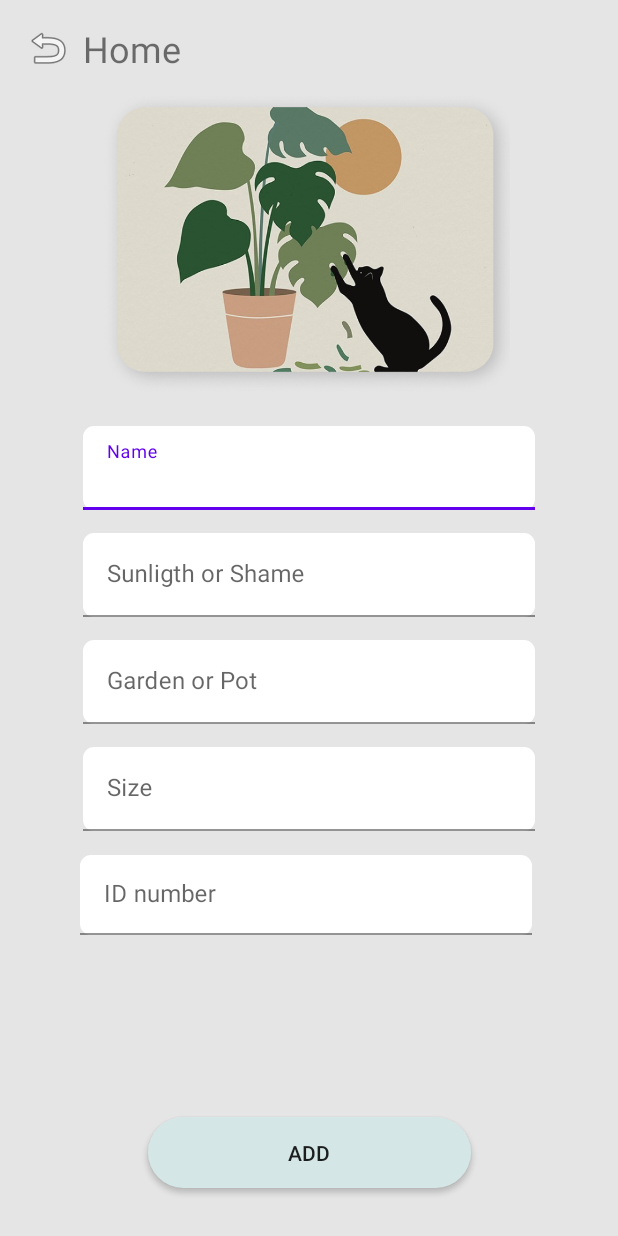
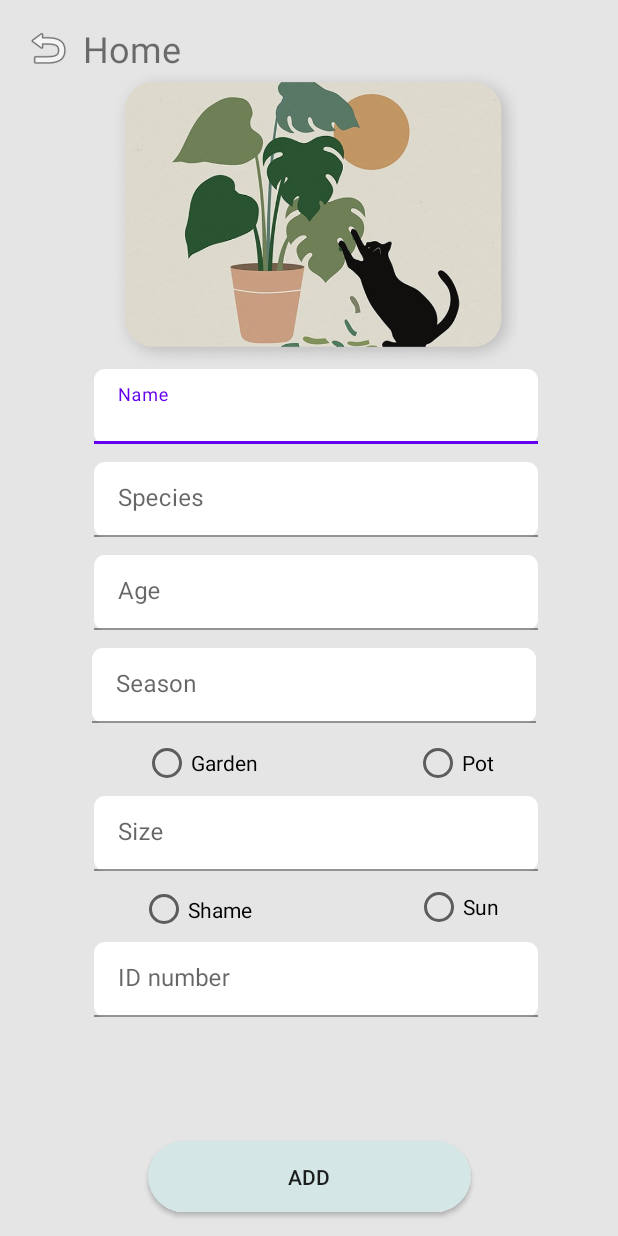
Before and after one commit to SaidAZG/ProyectoAndroid1, an Android app: the screen it shows after launch (MainActivity), on a phone screen of 412 x 824 dp. Run offline under Robolectric (Android 15) with nearby library versions, the phone set to English and light mode, and no system bars; Roboto replaces fonts that are not available here.

Commit message:
Develop_Jean

```diff
--- a/app/src/main/java/mx/ipn/escom/app_plantas_iswm/MainActivity.java
+++ b/app/src/main/java/mx/ipn/escom/app_plantas_iswm/MainActivity.java
@@ -9,7 +9,7 @@ public class MainActivity extends Activity {
     @Override
     protected void onCreate(Bundle savedInstanceState) {
         super.onCreate(savedInstanceState);
-       // setContentView(R.layout.p5a_editplant);
+        //setContentView(R.layout.p5b_editplant);
         setContentView(R.layout.p6_addplants);
     }
 }
--- a/app/src/main/res/layout/p6_addplants.xml
+++ b/app/src/main/res/layout/p6_addplants.xml
@@ -10,7 +10,7 @@
         android:id="@+id/btnadd"
         android:layout_width="215dp"
         android:layout_height="47dp"
-        android:layout_marginBottom="32dp"
+        android:layout_marginBottom="16dp"
         android:background="@drawable/roundedbutton"
         android:text="Add"
         android:textColorHighlight="#0B0B0B"
@@ -20,12 +20,14 @@
         app:layout_constraintEnd_toEndOf="parent"
         app:layout_constraintStart_toStartOf="parent" />
 
+
     <com.google.android.material.textfield.TextInputLayout
         android:id="@+id/textInputLayout2"
-        android:layout_width="301dp"
-        android:layout_height="56dp"
-        android:layout_marginTop="230dp"
+        android:layout_width="296dp"
+        android:layout_height="50dp"
+        android:layout_marginTop="192dp"
         app:layout_constraintEnd_toEndOf="parent"
+        app:layout_constraintHorizontal_bias="0.539"
         app:layout_constraintStart_toStartOf="parent"
         app:layout_constraintTop_toBottomOf="@+id/textView2">
 
@@ -34,75 +36,8 @@
             android:layout_height="match_parent"
             android:background="@drawable/roundedtextlayout"
             android:fontFamily="@font/inder"
-            android:hint="Name" />
-    </com.google.android.material.textfield.TextInputLayout>
-
-    <com.google.android.material.textfield.TextInputLayout
-        android:id="@+id/textInputLayout3"
-        android:layout_width="301dp"
-        android:layout_height="56dp"
-        android:layout_marginTop="15dp"
-        app:layout_constraintEnd_toEndOf="parent"
-        app:layout_constraintStart_toStartOf="parent"
-        app:layout_constraintTop_toBottomOf="@+id/textInputLayout2">
-
-        <com.google.android.material.textfield.TextInputEditText
-            android:layout_width="match_parent"
-            android:layout_height="match_parent"
-            android:background="@drawable/roundedtextlayout"
-            android:hint="Sunligth or Shame" />
-    </com.google.android.material.textfield.TextInputLayout>
-
-    <com.google.android.material.textfield.TextInputLayout
-        android:id="@+id/textInputLayout4"
-        android:layout_width="301dp"
-        android:layout_height="56dp"
-        android:layout_marginTop="15dp"
-        app:layout_constraintEnd_toEndOf="parent"
-        app:layout_constraintStart_toStartOf="parent"
-        app:layout_constraintTop_toBottomOf="@+id/textInputLayout3">
-
-        <com.google.android.material.textfield.TextInputEditText
-            android:layout_width="match_parent"
-            android:layout_height="match_parent"
-            android:background="@drawable/roundedtextlayout"
-            android:hint="Garden or Pot" />
-    </com.google.android.material.textfield.TextInputLayout>
-
-    <com.google.android.material.textfield.TextInputLayout
-        android:id="@+id/textInputLayout5"
-        android:layout_width="301dp"
-        android:layout_height="56dp"
-        android:layout_marginTop="15dp"
-        app:layout_constraintEnd_toEndOf="parent"
-        app:layout_constraintStart_toStartOf="parent"
-        app:layout_constraintTop_toBottomOf="@+id/textInputLayout4">
-
-        <com.google.android.material.textfield.TextInputEditText
-            android:layout_width="match_parent"
-            android:layout_height="match_parent"
-            android:background="@drawable/roundedtextlayout"
-            android:hint="Size"
-            android:phoneNumber="true" />
-    </com.google.android.material.textfield.TextInputLayout>
-
-    <com.google.android.material.textfield.TextInputLayout
-        android:id="@+id/textInputLayout6"
-        android:layout_width="305dp"
-        android:layout_height="53dp"
-        android:layout_marginTop="16dp"
-        app:layout_constraintBottom_toTopOf="@+id/btnadd"
-        app:layout_constraintEnd_toEndOf="parent"
-        app:layout_constraintStart_toStartOf="parent"
-        app:layout_constraintTop_toBottomOf="@+id/textInputLayout5"
-        app:layout_constraintVertical_bias="0.0">
-
-        <com.google.android.material.textfield.TextInputEditText
-            android:layout_width="301dp"
-            android:layout_height="match_parent"
-            android:background="@drawable/roundedtextlayout"
-            android:hint="ID number"
-            android:phoneNumber="true" />
+            android:hint="Name"
+            android:textSize="15sp" />
     </com.google.android.material.textfield.TextInputLayout>
 
     <TextView
@@ -126,10 +61,10 @@
         android:src="@drawable/addplanta"
         app:layout_constraintBottom_toTopOf="@+id/textInputLayout2"
         app:layout_constraintEnd_toEndOf="parent"
-        app:layout_constraintHorizontal_bias="0.444"
+        app:layout_constraintHorizontal_bias="0.578"
         app:layout_constraintStart_toStartOf="parent"
         app:layout_constraintTop_toTopOf="parent"
-        app:layout_constraintVertical_bias="0.743" />
+        app:layout_constraintVertical_bias="1.0" />
 
     <ImageButton
         android:id="@+id/imageButton2"
@@ -143,4 +78,134 @@
         app:layout_constraintStart_toStartOf="parent"
         app:layout_constraintTop_toTopOf="parent" />
 
+    <com.google.android.material.textfield.TextInputLayout
+        android:id="@+id/textInputLayout3"
+        android:layout_width="296dp"
+        android:layout_height="50dp"
+        android:layout_marginTop="12dp"
+        app:layout_constraintEnd_toEndOf="parent"
+        app:layout_constraintHorizontal_bias="0.538"
+        app:layout_constraintStart_toStartOf="parent"
+        app:layout_constraintTop_toBottomOf="@+id/textInputLayout2">
+
+        <com.google.android.material.textfield.TextInputEditText
+            android:layout_width="match_parent"
+            android:layout_height="match_parent"
+            android:background="@drawable/roundedtextlayout"
+            android:hint="Species" />
+    </com.google.android.material.textfield.TextInputLayout>
+
+    <RadioButton
+        android:id="@+id/radioButton2"
+        android:layout_width="56dp"
+        android:layout_height="37dp"
+        android:layout_marginTop="8dp"
+        android:layout_marginEnd="80dp"
+        android:text="Pot"
+        app:layout_constraintEnd_toEndOf="parent"
+        app:layout_constraintTop_toBottomOf="@+id/textInputLayout7" />
+
+    <RadioButton
+        android:id="@+id/radioButton3"
+        android:layout_width="81dp"
+        android:layout_height="37dp"
+        android:layout_marginTop="8dp"
+        android:text="Garden"
+        app:layout_constraintEnd_toStartOf="@+id/radioButton2"
+        app:layout_constraintHorizontal_bias="0.489"
+        app:layout_constraintStart_toStartOf="parent"
+        app:layout_constraintTop_toBottomOf="@+id/textInputLayout7" />
+
+    <com.google.android.material.textfield.TextInputLayout
+        android:id="@+id/textInputLayout6"
+        android:layout_width="296dp"
+        android:layout_height="50dp"
+        android:layout_marginTop="4dp"
+        app:layout_constraintEnd_toEndOf="parent"
+        app:layout_constraintHorizontal_bias="0.539"
+        app:layout_constraintStart_toStartOf="parent"
+        app:layout_constraintTop_toBottomOf="@+id/radioButton4">
+
+        <com.google.android.material.textfield.TextInputEditText
+            android:layout_width="match_parent"
+            android:layout_height="match_parent"
+            android:background="@drawable/roundedtextlayout"
+            android:hint="ID number"
+            android:phoneNumber="true" />
+    </com.google.android.material.textfield.TextInputLayout>
+
+    <com.google.android.material.textfield.TextInputLayout
+        android:id="@+id/textInputLayout5"
+        android:layout_width="296dp"
+        android:layout_height="50dp"
+        android:layout_marginTop="3dp"
+        app:layout_constraintEnd_toEndOf="parent"
+        app:layout_constraintHorizontal_bias="0.539"
+        app:layout_constraintStart_toStartOf="parent"
+        app:layout_constraintTop_toBottomOf="@+id/radioButton3">
+
+        <com.google.android.material.textfield.TextInputEditText
+            android:layout_width="match_parent"
+            android:layout_height="match_parent"
+            android:background="@drawable/roundedtextlayout"
+            android:hint="Size"
+            android:phoneNumber="true" />
+    </com.google.android.material.textfield.TextInputLayout>
+
+    <com.google.android.material.textfield.TextInputLayout
+        android:id="@+id/textInputLayout7"
+        android:layout_width="296dp"
+        android:layout_height="50dp"
+        android:layout_marginTop="12dp"
+        app:layout_constraintEnd_toEndOf="parent"
+        app:layout_constraintHorizontal_bias="0.53"
+        app:layout_constraintStart_toStartOf="parent"
+        app:layout_constraintTop_toBottomOf="@+id/textInputLayout">
+
+        <com.google.android.material.textfield.TextInputEditText
+            android:layout_width="match_parent"
+            android:layout_height="match_parent"
+            android:background="@drawable/roundedtextlayout"
+            android:hint="Season" />
+    </com.google.android.material.textfield.TextInputLayout>
+
+    <RadioButton
+        android:id="@+id/radioButton4"
+        android:layout_width="112dp"
+        android:layout_height="35dp"
+        android:layout_marginTop="8dp"
+        android:text="Shame"
+        app:layout_constraintEnd_toStartOf="@+id/radioButton5"
+        app:layout_constraintHorizontal_bias="0.565"
+        app:layout_constraintStart_toStartOf="parent"
+        app:layout_constraintTop_toBottomOf="@+id/textInputLayout5" />
+
+    <RadioButton
+        android:id="@+id/radioButton5"
+        android:layout_width="67dp"
+        android:layout_height="31dp"
+        android:layout_marginTop="8dp"
+        android:layout_marginEnd="68dp"
+        android:text="Sun"
+        app:layout_constraintEnd_toEndOf="parent"
+        app:layout_constraintTop_toBottomOf="@+id/textInputLayout5" />
+
+    <com.google.android.material.textfield.TextInputLayout
+        android:id="@+id/textInputLayout"
+        android:layout_width="296dp"
+        android:layout_height="50dp"
+        android:layout_marginTop="12dp"
+        app:layout_constraintEnd_toEndOf="parent"
+        app:layout_constraintHorizontal_bias="0.539"
+        app:layout_constraintStart_toStartOf="parent"
+        app:layout_constraintTop_toBottomOf="@+id/textInputLayout3">
+
+        <com.google.android.material.textfield.TextInputEditText
+            android:layout_width="match_parent"
+            android:layout_height="match_parent"
+            android:background="@drawable/roundedtextlayout"
+            android:hint="Age"
+            android:phoneNumber="true" />
+    </com.google.android.material.textfield.TextInputLayout>
+
 </androidx.constraintlayout.widget.ConstraintLayout>
```
Also changed, not shown: app/src/main/res/layout/p5b_editplant.xml (renamed from app/src/main/res/layout/p5a_editplant.xml, +82 -21 lines).
